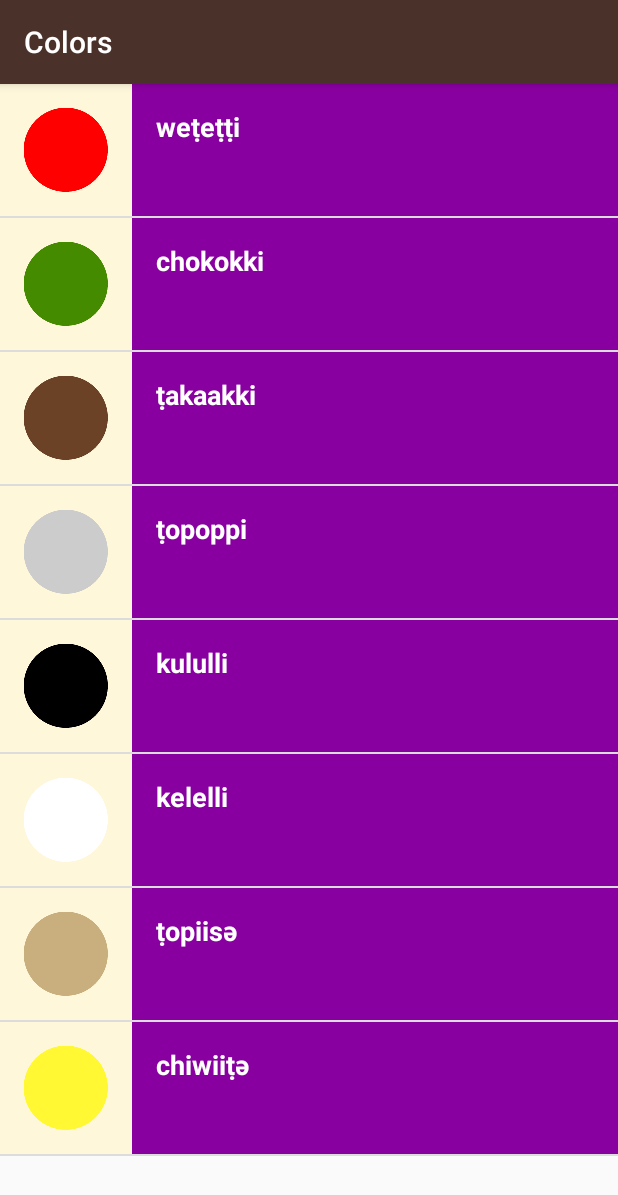
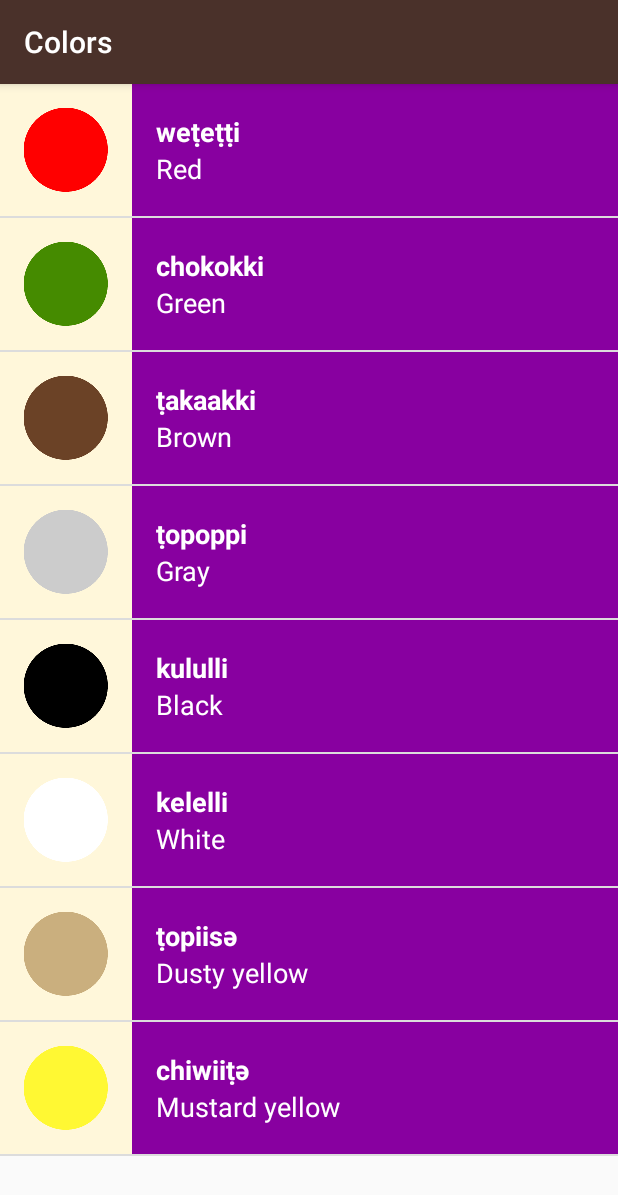
Before and after one commit to viditgupta92/AndroidStudioProjects, an Android app: the ColorsActivity screen opened directly, with no data from a screen before it, on a phone screen of 412 x 824 dp. Shown: the top 1195 px of the screen. Run offline under Robolectric (Android 15) with nearby library versions, the phone set to English and light mode, and no system bars.

Commit message:
text view style adjustment

```diff
--- a/Miwok/app/src/main/res/layout/list_item.xml
+++ b/Miwok/app/src/main/res/layout/list_item.xml
@@ -3,12 +3,12 @@
     xmlns:tools="http://schemas.android.com/tools"
     android:id="@+id/list_item"
     android:layout_width="match_parent"
-    android:layout_height="match_parent"
-    android:orientation="vertical">
+    android:layout_height="wrap_content"
+    android:minHeight="@dimen/list_item_height">
 
     <LinearLayout
         android:layout_width="match_parent"
-        android:layout_height="wrap_content"
+        android:layout_height="@dimen/list_item_height"
         android:orientation="horizontal">
 
         <ImageView
@@ -20,9 +20,9 @@
         <LinearLayout
             android:id = "@+id/text_view"
             android:layout_width="match_parent"
-            android:layout_height="@dimen/list_item_height"
+            android:layout_height="match_parent"
             android:orientation="vertical"
-            android:gravity="center_vertical"
+            android:paddingLeft="16dp"
             android:background="@color/category_numbers">
 
             <TextView
--- a/Miwok/app/src/main/res/values/styles.xml
+++ b/Miwok/app/src/main/res/values/styles.xml
@@ -24,7 +24,6 @@
     <style name="CategoryStyle">
         <item name="android:layout_width">match_parent</item>
         <item name="android:layout_height">@dimen/list_item_height</item>
-        <item name="android:gravity">center_vertical</item>
         <item name="android:padding">16dp</item>
         <item name="android:textColor">@android:color/white</item>
         <item name="android:textStyle">bold</item>
@@ -33,10 +32,10 @@
     </style>
 
     <style name="ListStyle1">
-        <item name="android:layout_width">wrap_content</item>
+        <item name="android:layout_width">match_parent</item>
         <item name="android:layout_height">wrap_content</item>
-        <item name="android:gravity">center_vertical</item>
-        <item name="android:padding">16dp</item>
+        <item name="android:layout_weight">1</item>
+        <item name="android:gravity">bottom</item>
         <item name="android:textColor">@android:color/white</item>
         <item name="android:textStyle">bold</item>
         <item name="android:textSize">18sp</item>
@@ -44,10 +43,10 @@
     </style>
 
     <style name="ListStyle2">
-        <item name="android:layout_width">wrap_content</item>
+        <item name="android:layout_width">match_parent</item>
         <item name="android:layout_height">wrap_content</item>
-        <item name="android:gravity">center_vertical</item>
-        <item name="android:padding">16dp</item>
+        <item name="android:layout_weight">1</item>
+        <item name="android:gravity">top</item>
         <item name="android:textColor">@android:color/white</item>
         <item name="android:textSize">18sp</item>
         <item name="android:textAppearance">?android:textAppearanceMedium</item>
```
